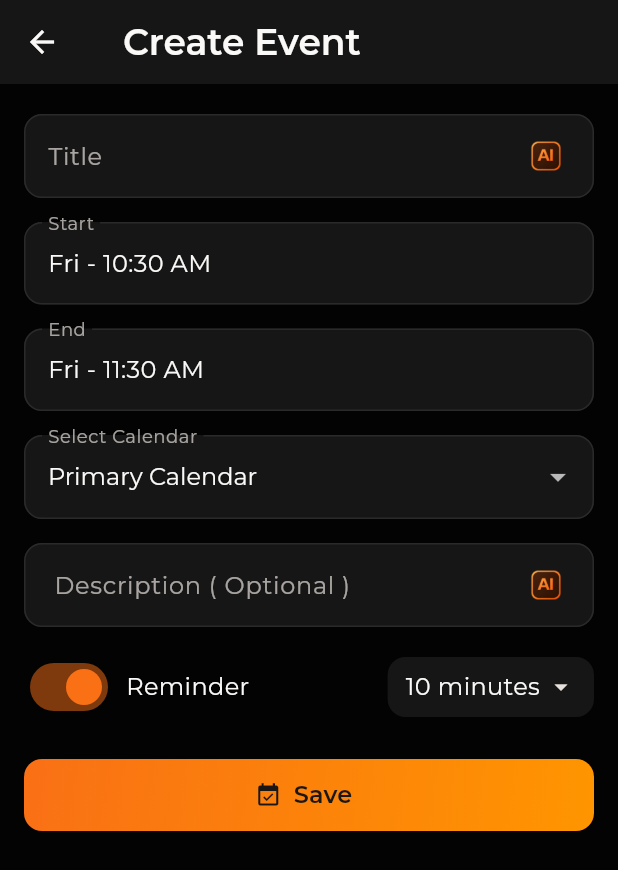
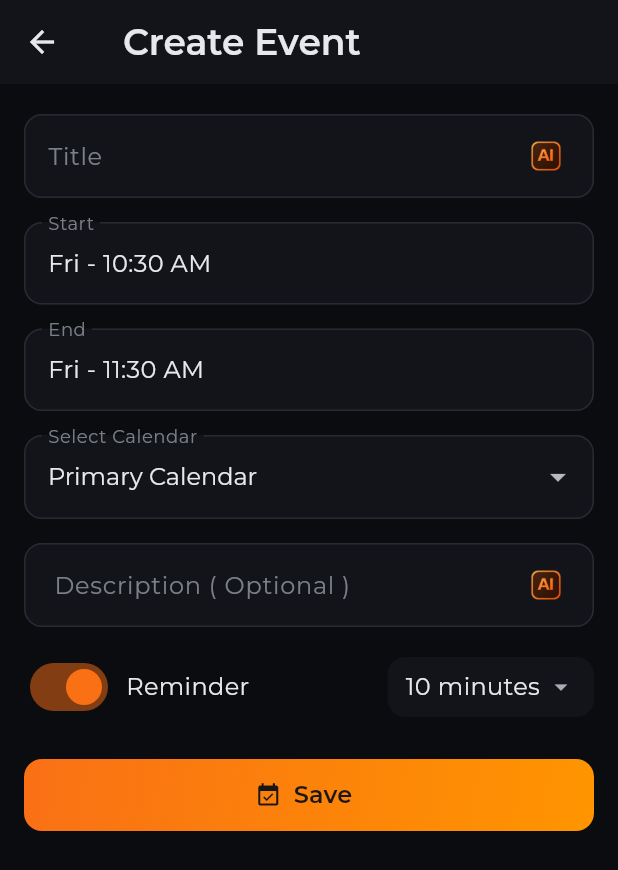
Before and after one commit to sachicodex/Agenix, a Flutter app: the CreateEventScreen screen opened by its route, on a phone screen of 412 x 824 dp. Shown: the top 870 px of the screen. Run offline on Flutter 3.47's test engine with Material 3 defaults, Android fonts, the phone set to English and light mode, and no system bars; our stand-ins replace flutter_dotenv, flutter_riverpod, flutter_secure_storage, google_sign_in, googleapis_auth, shared_preferences and 2 more; missing offline and left inert: googleapis; accounts and stored records are empty.

Commit message:
style: improve UI  and UX

```diff
--- a/lib/screens/sign_in_screen.dart
+++ b/lib/screens/sign_in_screen.dart
@@ -65,7 +65,7 @@ class _SignInScreenState extends State<SignInScreen> {
             mainAxisAlignment: MainAxisAlignment.center,
             children: [
               AppFadeSlideIn(
-                child: Image.asset('assets/logo/agenix.png', width: 250),
+                child: Image.asset('assets/logo/agenix.png', width: 160),
               ),
               const SizedBox(height: 48),
               AppFadeSlideIn(
--- a/lib/theme/app_colors.dart
+++ b/lib/theme/app_colors.dart
@@ -4,25 +4,25 @@ class AppColors {
   // Brand dark-mode palette
   static const Color primary = Color(0xFFF97015); // Brand
   static const Color secondary = Color(0xFFFFA04D); // Highlight - still not use
-  static const Color background = Color(0XFF030303); // Dark background
-  static const Color surface = Color(0XFF161616); // Dark surface
+  static const Color background = Color(0XFF0B0C0F); // Dark background
+  static const Color surface = Color(0XFF12141A); // Dark surface
   static const Color gradientMix = Color(0xFFFF9500); // Border and divider
   static const Color error = Color(0xFFCB4B0B); // Emphasis
   static const Color onPrimary = Color(
     0xFF1A1614,
   ); // Dark text on orange button
-  static const Color onBackground = Color(0xFFFAF9F7); // Light text on dark
-  static const Color onSurface = Color(0xFFE7E1DC); // Secondary light text
+  static const Color onBackground = Color(0xFFE6E8EB); // Light text on dark
+  static const Color onSurface = Color(0xFFA7ADB5); // Secondary light text
   static const Color onError = Color(0xFFFFFFFF);
 
   // Supporting UI colors
-  static const Color borderColor = Color(0XFF2A2A2A);
-  static const Color dividerColor = Color(0XFF2A2A2A);
-  static const Color hoverColor = Color(0x33252220); // Surface with low opacity
+  static const Color borderColor = Color(0XFF262B33);
+  static const Color borderFocusColor = Color(0XFF323844);
+  static const Color dividerColor = Color(0xFF1F242C);
   static const Color selectedColor = Color(
     0x33F97015,
   ); // Brand with low opacity
-  static const Color timeTextColor = Color(0xFFC2B8B1);
+  static const Color timeTextColor = Color(0xFF7B818A);
 
   // Primary action button gradient (135deg-like diagonal)
   static const LinearGradient primaryActionGradient = LinearGradient(
```
Also changed, not shown: lib/screens/calendar_day_view_screen.dart (+5 -3 lines), lib/theme/app_theme.dart (+13 -1 lines), assets/logo/agenix.png.
